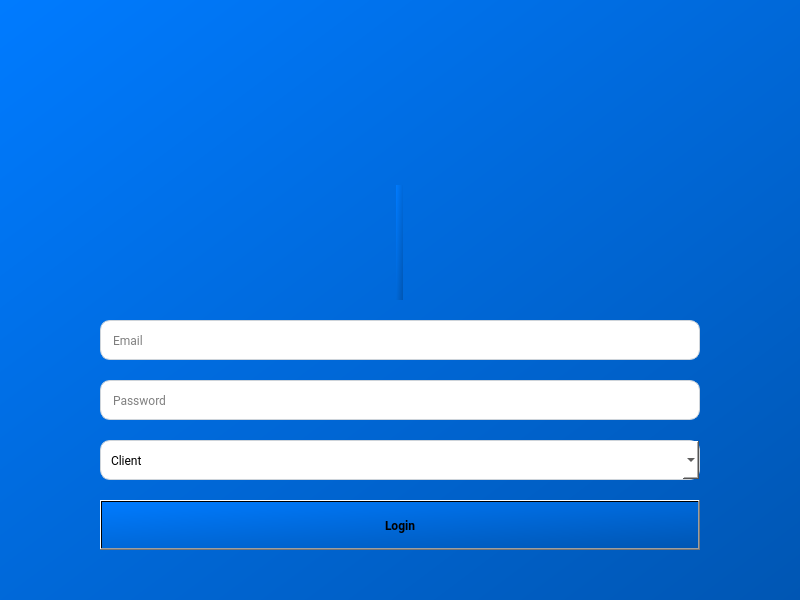
Before: the Qt Designer form ui/login.ui in WabukoWabuko/microfinance_manager, drawn with Qt 5.
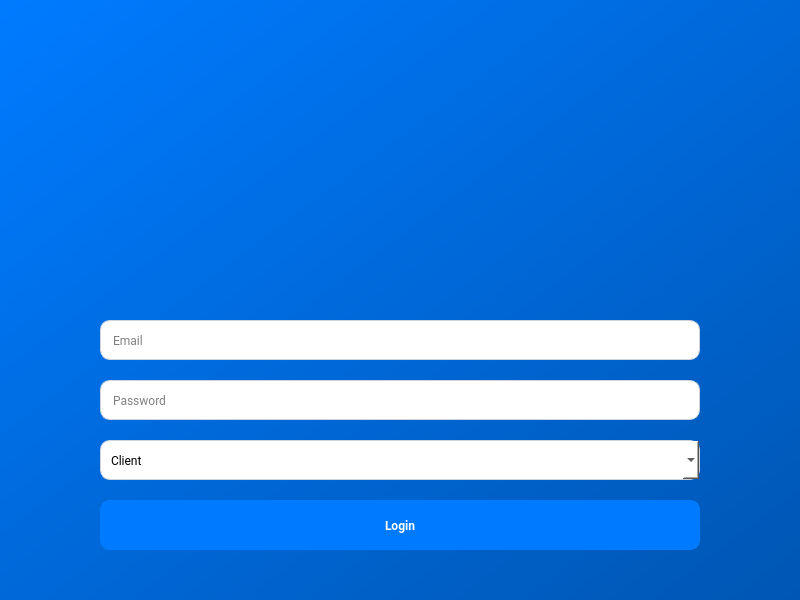
After: the same form once the commit is applied. Icons and pictures are not drawn.

```diff
--- a/ui/login.ui
+++ b/ui/login.ui
@@ -48,7 +48,7 @@
          <string><html><head/><body><p align="center"><span style=" font-size:24pt; font-weight:600; color:#FFFFFF;">Welcome Back</span></p></body></html></string>
         </property>
         <property name="styleSheet">
-         <string notr="true">text-shadow: 2px 2px 4px rgba(0, 0, 0, 0.3);</string>
+         <string notr="true">background: transparent;</string>
         </property>
        </widget>
       </item>
@@ -153,9 +153,7 @@
          <string>Login</string>
         </property>
         <property name="styleSheet">
-         <string notr="true">background: #007BFF; color: #FFFFFF; border-radius: 10px; padding: 10px; border: none;
-QPushButton:hover { background: #0056B3; }
-QPushButton:pressed { background: #003D80; }</string>
+         <string notr="true">QPushButton { background: #007BFF; color: #FFFFFF; border-radius: 10px; padding: 10px; border: none; } QPushButton:hover { background: #0056B3; } QPushButton:pressed { background: #003D80; }</string>
         </property>
        </widget>
       </item>
```
